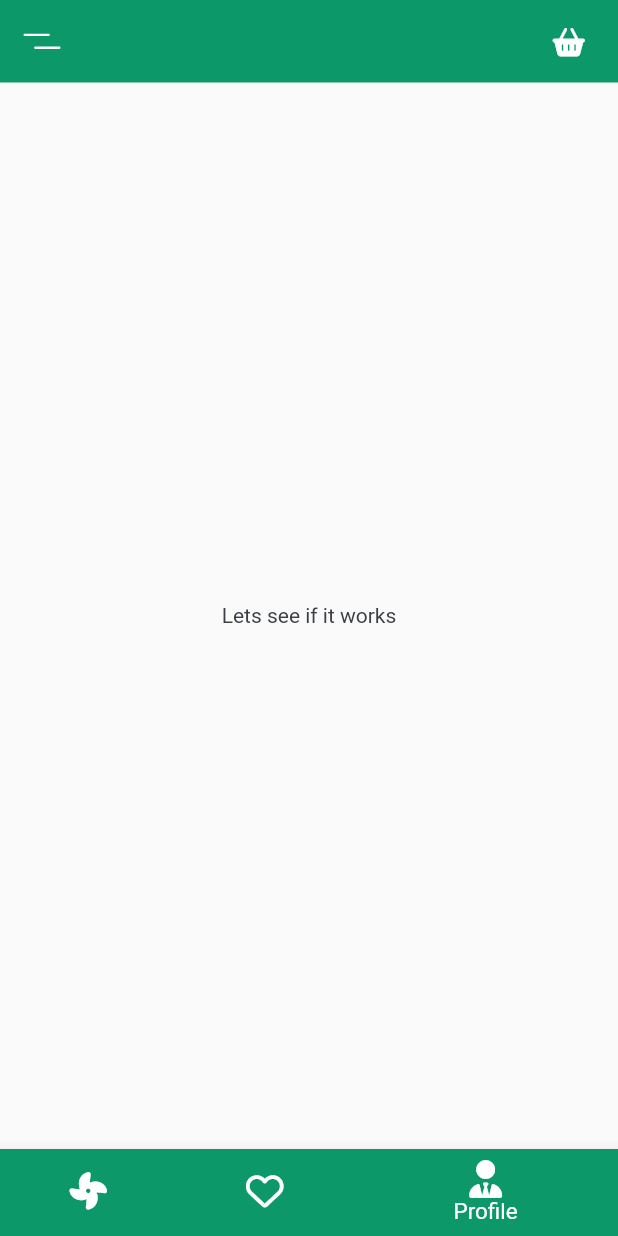
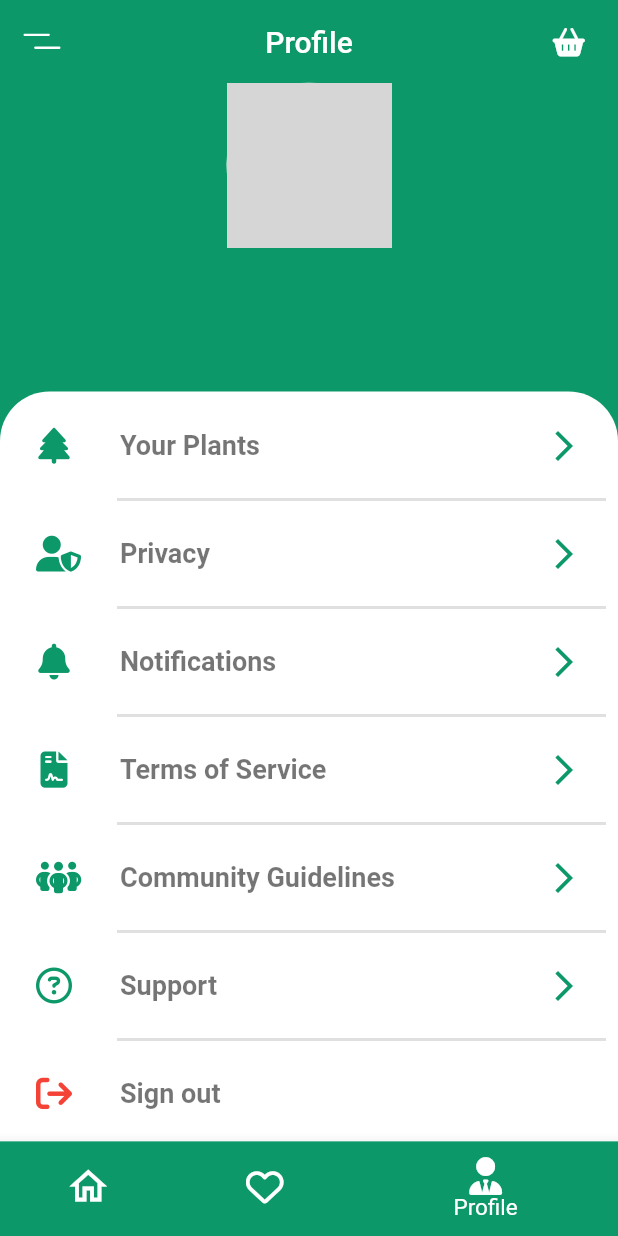
Before and after one commit to pedrooruass/ST_plant_shop, a Flutter app: the screen it shows after launch, item 3 of the bottom bar chosen, on a phone screen of 412 x 824 dp. Run offline on Flutter 3.47's test engine with Material 2 defaults, Android fonts, the phone set to English and light mode, and no system bars; our stand-ins replace flutter_svg, font_awesome_flutter; grey boxes are pictures that could not be loaded.

Commit message:
Finished Profile

```diff
--- a/lib/app/core/constants.dart
+++ b/lib/app/core/constants.dart
@@ -1,6 +1,7 @@
 import 'package:flutter/material.dart';
 
 const primaryColor = Color(0xFF0C9869);
+// const primaryColor= Color(0xFF432616);
 const secondaryColor = Color(0xFF00ab41);
 const drawerColor1 = Color(0xFF3ab98a);
 const drawerColor2 = Color(0xFF40BB6F);
--- a/lib/app/pages/liked/liked_page.dart
+++ b/lib/app/pages/liked/liked_page.dart
@@ -12,6 +12,7 @@ class LikedPage extends StatelessWidget {
     return const Scaffold(
       appBar: UniversalAppBar(
         backgroundColor: secondaryColor,
+        title: 'Favorites',
       ),
       body: LikedBody(),
       drawer: UniversalDrawer(
--- a/lib/app/pages/page_changer.dart
+++ b/lib/app/pages/page_changer.dart
@@ -42,21 +42,29 @@ class _PageChangerState extends State<PageChanger> {
           });
         },
         selectedFontSize: 15,
-        unselectedFontSize: 13,
+        // selectedIconTheme: IconThemeData(
+        //   color: Colors.white,
+        // ),
         iconSize: 25,
         items: const [
           BottomNavigationBarItem(
-            icon: Icon(FontAwesomeIcons.fan, color: Colors.white),
+            icon: Icon(
+              Icons.home_outlined,
+              size: 30,
+            ),
+            activeIcon: Icon(FontAwesomeIcons.leaf),
             label: 'Home',
             backgroundColor: primaryColor,
           ),
           BottomNavigationBarItem(
-            icon: Icon(FontAwesomeIcons.heart, color: Colors.white),
+            icon: Icon(FontAwesomeIcons.heart),
+            activeIcon: Icon(FontAwesomeIcons.solidHeart),
             label: 'Liked',
             backgroundColor: secondaryColor,
           ),
           BottomNavigationBarItem(
-            icon: Icon(FontAwesomeIcons.userTie, color: Colors.white),
+            icon: Icon(FontAwesomeIcons.user),
+            activeIcon: Icon(FontAwesomeIcons.userTie),
             label: 'Profile',
             backgroundColor: primaryColor,
           ),
--- /dev/null
+++ b/lib/app/pages/profile/components/circular_profile_photo.dart
@@ -0,0 +1,44 @@
+import 'package:flutter/material.dart';
+import 'package:training_app_clean/app/core/constants.dart';
+
+class CircularProfilePhoto extends StatelessWidget {
+  const CircularProfilePhoto({
+    Key? key,
+    required this.image,
+  }) : super(key: key);
+
+  final String image;
+
+  @override
+  Widget build(BuildContext context) {
+    return Center(
+      child: Stack(
+        alignment: Alignment.bottomRight,
+        children: [
+          CircleAvatar(
+            backgroundColor: Colors.white,
+            backgroundImage: AssetImage(image),
+            radius: 55,
+          ),
+          Container(
+            height: 40,
+            width: 40,
+            decoration: const BoxDecoration(
+              color: Colors.black54,
+              borderRadius: BorderRadius.all(
+                Radius.circular(30),
+              ),
+              boxShadow: [
+                BoxShadow(
+                  color: primaryColor,
+                  spreadRadius: 4,
+                )
+              ],
+            ),
+            child: const Icon(Icons.settings, color: Colors.white),
+          ),
+        ],
+      ),
+    );
+  }
+}
--- /dev/null
+++ b/lib/app/pages/profile/components/profile_body.dart
@@ -0,0 +1,66 @@
+import 'package:flutter/material.dart';
+import 'package:font_awesome_flutter/font_awesome_flutter.dart';
+import 'package:training_app_clean/app/pages/profile/components/circular_profile_photo.dart';
+import 'package:training_app_clean/app/pages/profile/components/tile_profile_screens.dart';
+
+class ProfileBody extends StatelessWidget {
+  const ProfileBody({Key? key}) : super(key: key);
+
+  @override
+  Widget build(BuildContext context) {
+    return Column(
+      children: [
+        const CircularProfilePhoto(
+          image: 'assets/images/plant_logo.png',
+        ),
+        const Spacer(),
+        Container(
+          height: 500,
+          width: double.infinity,
+          alignment: Alignment.bottomCenter,
+          padding: const EdgeInsets.only(top: 8, left: 8, right: 8, bottom: 16),
+          decoration: const BoxDecoration(
+            color: Colors.white,
+            borderRadius: BorderRadius.only(
+              topLeft: Radius.circular(33),
+              topRight: Radius.circular(33),
+            ),
+          ),
+          child: ListView(
+            children: [
+              TileProfileScreens(
+                title: 'Your Plants',
+                icon: FontAwesomeIcons.tree,
+              ),
+              TileProfileScreens(
+                title: 'Privacy',
+                icon: FontAwesomeIcons.userShield,
+              ),
+              TileProfileScreens(
+                title: 'Notifications',
+                icon: FontAwesomeIcons.solidBell,
+              ),
+              TileProfileScreens(
+                title: 'Terms of Service',
+                icon: FontAwesomeIcons.fileContract,
+              ),
+              TileProfileScreens(
+                  title: 'Community Guidelines',
+                  icon: FontAwesomeIcons.peopleGroup),
+              TileProfileScreens(
+                  title: 'Support', icon: FontAwesomeIcons.circleQuestion),
+              TileProfileScreens(
+                title: 'Sign out',
+                icon: FontAwesomeIcons.arrowRightFromBracket,
+                isSignOut: true,
+              ),
+              const SizedBox(
+                height: 5,
+              ),
+            ],
+          ),
+        ),
+      ],
+    );
+  }
+}
--- /dev/null
+++ b/lib/app/pages/profile/components/tile_profile_screens.dart
@@ -0,0 +1,47 @@
+import 'package:flutter/material.dart';
+import 'package:training_app_clean/app/core/constants.dart';
+
+class TileProfileScreens extends StatelessWidget {
+  TileProfileScreens({
+    Key? key,
+    required this.title,
+    required this.icon,
+    this.isSignOut = false,
+  }) : super(key: key);
+
+  final String title;
+  final IconData icon;
+  bool isSignOut;
+
+  @override
+  Widget build(BuildContext context) {
+    return Column(
+      children: [
+        ListTile(
+          leading: Icon(icon, color: isSignOut ? Colors.red : primaryColor),
+          trailing: isSignOut
+              ? null
+              : const Icon(
+                  Icons.arrow_forward_ios,
+                  color: primaryColor,
+                ),
+          title: Text(
+            title,
+            style: const TextStyle(
+              fontSize: 18,
+              color: Colors.black54,
+              fontWeight: FontWeight.bold,
+            ),
+          ),
+        ),
+        Padding(
+          padding: const EdgeInsets.only(left: 70),
+          child: Divider(
+            thickness: 2,
+            color: Colors.grey.shade300,
+          ),
+        ),
+      ],
+    );
+  }
+}
--- a/lib/app/pages/profile/profile_page.dart
+++ b/lib/app/pages/profile/profile_page.dart
@@ -1,7 +1,7 @@
 import 'package:flutter/material.dart';
 import 'package:training_app_clean/app/core/constants.dart';
 import 'package:training_app_clean/app/pages/components/universal_app_bar.dart';
-import 'package:training_app_clean/app/pages/components/universal_drawer.dart';
+import 'package:training_app_clean/app/pages/profile/components/profile_body.dart';
 
 class ProfilePage extends StatelessWidget {
   const ProfilePage({Key? key}) : super(key: key);
@@ -9,15 +9,12 @@ class ProfilePage extends StatelessWidget {
   @override
   Widget build(BuildContext context) {
     return const Scaffold(
+      backgroundColor: primaryColor,
       appBar: UniversalAppBar(
         backgroundColor: primaryColor,
+        title: 'Profile',
       ),
-      body: Center(
-        child: Text('Lets see if it works'),
-      ),
-      drawer: UniversalDrawer(
-        drawerBackgroundColor: drawerColor1,
-      ),
+      body: ProfileBody(),
     );
   }
 }
--- a/lib/app/pages/the_home_page/components/feature_plant_card.dart
+++ b/lib/app/pages/the_home_page/components/feature_plant_card.dart
@@ -29,6 +29,13 @@ class FeaturePlantCard extends StatelessWidget {
             image: AssetImage(image),
             fit: BoxFit.cover,
           ),
+          boxShadow: [
+            BoxShadow(
+              color: primaryColor.withOpacity(0.23),
+              offset: const Offset(-10, 20),
+              blurRadius: 5,
+            ),
+          ],
         ),
       ),
     );
--- a/lib/app/pages/the_home_page/components/recommended_card.dart
+++ b/lib/app/pages/the_home_page/components/recommended_card.dart
@@ -86,7 +86,7 @@ class RecommendedCard extends StatelessWidget {
                     text: TextSpan(
                       children: [
                         TextSpan(
-                          text: '${plantName}\n'.toUpperCase(),
+                          text: '$plantName\n'.toUpperCase(),
                           style: Theme.of(context).textTheme.button,
                         ),
                         TextSpan(
@@ -100,7 +100,7 @@ class RecommendedCard extends StatelessWidget {
                   ),
                   const Spacer(),
                   Text(
-                    '\$${price}',
+                    '\$$price',
                     style: Theme.of(context)
                         .textTheme
                         .button
```
